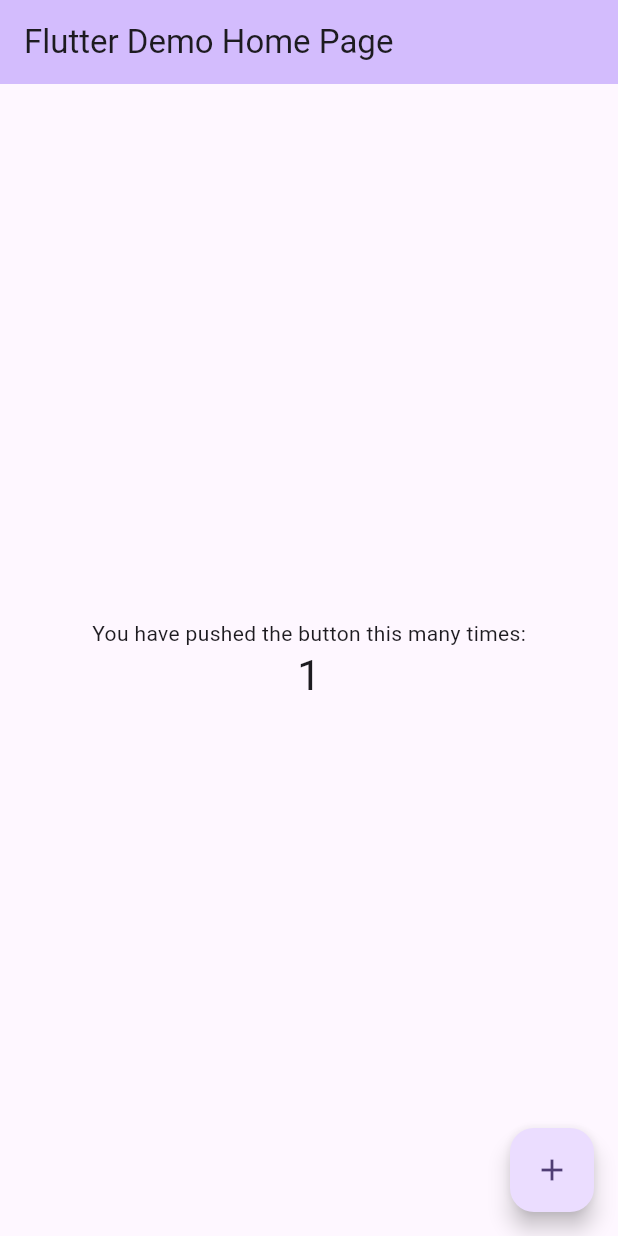
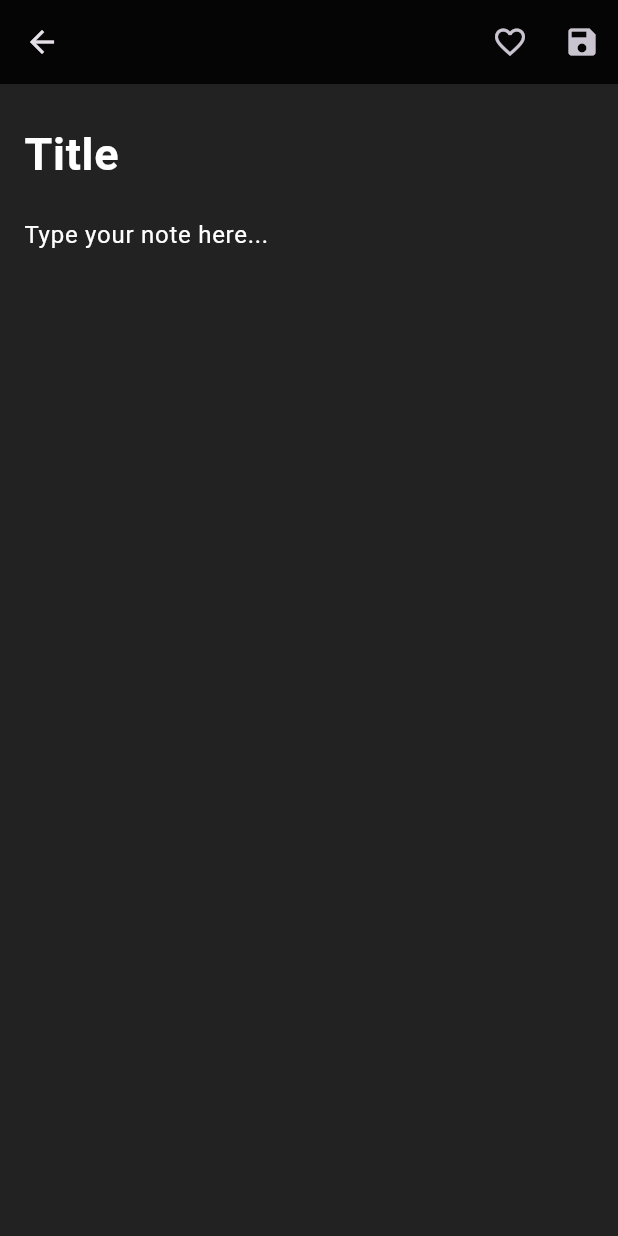
Before and after one commit to VictorBDev/crud_cliente, a Flutter app: the screen it shows after launch, after a tap on the "add" icon, on a phone screen of 412 x 824 dp. Run offline on Flutter 3.47's test engine with Material 3 defaults, Android fonts, the phone set to English and light mode, and no system bars; our stand-ins replace sqflite; accounts and stored records are empty.

Commit message:
Feature/add database and view

```diff
--- a/lib/main.dart
+++ b/lib/main.dart
@@ -1,4 +1,5 @@
 import 'package:flutter/material.dart';
+import 'package:multi_sem13/note_view.dart';
 
 void main() {
   runApp(const MyApp());
@@ -7,119 +8,13 @@
 class MyApp extends StatelessWidget {
   const MyApp({super.key});
 
-  // This widget is the root of your application.
   @override
   Widget build(BuildContext context) {
     return MaterialApp(
-      title: 'Flutter Demo',
-      theme: ThemeData(
-        // This is the theme of your application.
-        //
-        // TRY THIS: Try running your application with "flutter run". You'll see
-        // the application has a purple toolbar. Then, without quitting the app,
-        // try changing the seedColor in the colorScheme below to Colors.green
-        // and then invoke "hot reload" (save your changes or press the "hot
-        // reload" button in a Flutter-supported IDE, or press "r" if you used
-        // the command line to start the app).
-        //
-        // Notice that the counter didn't reset back to zero; the application
-        // state is not lost during the reload. To reset the state, use hot
-        // restart instead.
-        //
-        // This works for code too, not just values: Most code changes can be
-        // tested with just a hot reload.
-        colorScheme: ColorScheme.fromSeed(seedColor: Colors.deepPurple),
-        useMaterial3: true,
-      ),
-      home: const MyHomePage(title: 'Flutter Demo Home Page'),
+      title: 'Notes App',
+      theme: ThemeData.dark(),
+      home: const NotesView(),
+      debugShowCheckedModeBanner: false,
     );
   }
 }
-
-class MyHomePage extends StatefulWidget {
-  const MyHomePage({super.key, required this.title});
-
-  // This widget is the home page of your application. It is stateful, meaning
-  // that it has a State object (defined below) that contains fields that affect
-  // how it looks.
-
-  // This class is the configuration for the state. It holds the values (in this
-  // case the title) provided by the parent (in this case the App widget) and
-  // used by the build method of the State. Fields in a Widget subclass are
-  // always marked "final".
-
-  final String title;
-
-  @override
-  State<MyHomePage> createState() => _MyHomePageState();
-}
-
-class _MyHomePageState extends State<MyHomePage> {
-  int _counter = 0;
-
-  void _incrementCounter() {
-    setState(() {
-      // This call to setState tells the Flutter framework that something has
-      // changed in this State, which causes it to rerun the build method below
-      // so that the display can reflect the updated values. If we changed
-      // _counter without calling setState(), then the build method would not be
-      // called again, and so nothing would appear to happen.
-      _counter++;
-    });
-  }
-
-  @override
-  Widget build(BuildContext context) {
-    // This method is rerun every time setState is called, for instance as done
-    // by the _incrementCounter method above.
-    //
-    // The Flutter framework has been optimized to make rerunning build methods
-    // fast, so that you can just rebuild anything that needs updating rather
-    // than having to individually change instances of widgets.
-    return Scaffold(
-      appBar: AppBar(
-        // TRY THIS: Try changing the color here to a specific color (to
-        // Colors.amber, perhaps?) and trigger a hot reload to see the AppBar
-        // change color while the other colors stay the same.
-        backgroundColor: Theme.of(context).colorScheme.inversePrimary,
-        // Here we take the value from the MyHomePage object that was created by
-        // the App.build method, and use it to set our appbar title.
-        title: Text(widget.title),
-      ),
-      body: Center(
-        // Center is a layout widget. It takes a single child and positions it
-        // in the middle of the parent.
-        child: Column(
-          // Column is also a layout widget. It takes a list of children and
-          // arranges them vertically. By default, it sizes itself to fit its
-          // children horizontally, and tries to be as tall as its parent.
-          //
-          // Column has various properties to control how it sizes itself and
-          // how it positions its children. Here we use mainAxisAlignment to
-          // center the children vertically; the main axis here is the vertical
-          // axis because Columns are vertical (the cross axis would be
-          // horizontal).
-          //
-          // TRY THIS: Invoke "debug painting" (choose the "Toggle Debug Paint"
-          // action in the IDE, or press "p" in the console), to see the
-          // wireframe for each widget.
-          mainAxisAlignment: MainAxisAlignment.center,
-          children: <Widget>[
-            const Text(
-              'You have pushed the button this many times:',
-            ),
-            Text(
-              '$_counter',
-              style: Theme.of(context).textTheme.headlineMedium,
-            ),
-          ],
-        ),
-      ),
-      floatingActionButton: FloatingActionButton(
-        onPressed: _incrementCounter,
-        tooltip: 'Increment',
-        child: const Icon(Icons.add),
-      ), // This trailing comma makes auto-formatting nicer for build methods.
-    );
-  }
-}
--- /dev/null
+++ b/lib/note.dart
@@ -0,0 +1,76 @@
+import 'package:sqflite/sqflite.dart';
+import 'package:path/path.dart';
+
+class NoteFields {
+  static const List<String> values = [
+    id,
+    number,
+    title,
+    content,
+    isFavorite,
+    createdTime,
+  ];
+
+  static const String tableName = 'notes';
+  static const String idType = 'INTEGER PRIMARY KEY AUTOINCREMENT';
+  static const String textType = 'TEXT NOT NULL';
+  static const String intType = 'INTEGER NOT NULL';
+  static const String id = '_id';
+  static const String title = 'title';
+  static const String number = 'number';
+  static const String content = 'content';
+  static const String isFavorite = 'is_favorite';
+  static const String createdTime = 'created_time';
+}
+
+class NoteModel {
+  int? id;
+  final int? number;
+  final String title;
+  final String content;
+  final bool isFavorite;
+  final DateTime? createdTime;
+  NoteModel({
+    this.id,
+    this.number,
+    required this.title,
+    required this.content,
+    this.isFavorite = false,
+    this.createdTime,
+  });
+  Map<String, Object?> toJson() => {
+        NoteFields.id: id,
+        NoteFields.number: number,
+        NoteFields.title: title,
+        NoteFields.content: content,
+        NoteFields.isFavorite: isFavorite ? 1 : 0,
+        NoteFields.createdTime: createdTime?.toIso8601String(),
+      };
+
+  factory NoteModel.fromJson(Map<String, Object?> json) => NoteModel(
+        id: json[NoteFields.id] as int?,
+        number: json[NoteFields.number] as int?,
+        title: json[NoteFields.title] as String,
+        content: json[NoteFields.content] as String,
+        isFavorite: json[NoteFields.isFavorite] == 1,
+        createdTime:
+            DateTime.tryParse(json[NoteFields.createdTime] as String? ?? ''),
+      );
+
+  NoteModel copy({
+    int? id,
+    int? number,
+    String? title,
+    String? content,
+    bool? isFavorite,
+    DateTime? createdTime,
+  }) =>
+      NoteModel(
+        id: id ?? this.id,
+        number: number ?? this.number,
+        title: title ?? this.title,
+        content: content ?? this.content,
+        isFavorite: isFavorite ?? this.isFavorite,
+        createdTime: createdTime ?? this.createdTime,
+      );
+}
--- /dev/null
+++ b/lib/note_database.dart
@@ -0,0 +1,98 @@
+import 'package:multi_sem13/note.dart';
+import 'package:sqflite/sqflite.dart';
+import 'package:path/path.dart';
+
+//Note database crea las tablas además de realizar las operaciones CRUD
+//El Json ayuda a serializar y deserializar los datos, de modelo JSON a objeto Dart
+class NoteDatabase {
+  static final NoteDatabase instance = NoteDatabase._internal();
+
+  static Database? _database;
+
+  NoteDatabase._internal();
+
+  Future<Database> get database async {
+    if (_database != null) {
+      return _database!;
+    }
+
+    _database = await _initDatabase();
+    return _database!;
+  }
+
+  Future<Database> _initDatabase() async {
+    final databasePath = await getDatabasesPath();
+    final path = join(databasePath, 'notes.db');
+    return await openDatabase(
+      path,
+      version: 1,
+      onCreate: _createDatabase,
+    );
+  }
+
+  Future<void> _createDatabase(Database db, _) async {
+    return await db.execute('''
+        CREATE TABLE ${NoteFields.tableName} (
+          ${NoteFields.id} ${NoteFields.idType},
+          ${NoteFields.number} ${NoteFields.intType},
+          ${NoteFields.title} ${NoteFields.textType},
+          ${NoteFields.content} ${NoteFields.textType},
+          ${NoteFields.isFavorite} ${NoteFields.intType},
+          ${NoteFields.createdTime} ${NoteFields.textType}
+        )
+      ''');
+  }
+
+  Future<NoteModel> create(NoteModel note) async {
+    final db = await instance.database;
+    final id = await db.insert(NoteFields.tableName, note.toJson());
+    return note.copy(id: id);
+  }
+
+  Future<NoteModel> read(int id) async {
+    final db = await instance.database;
+    final maps = await db.query(
+      NoteFields.tableName,
+      columns: NoteFields.values,
+      where: '${NoteFields.id} = ?',
+      whereArgs: [id],
+    );
+
+    if (maps.isNotEmpty) {
+      return NoteModel.fromJson(maps.first);
+    } else {
+      throw Exception('ID $id not found');
+    }
+  }
+
+  Future<List<NoteModel>> readAll() async {
+    final db = await instance.database;
+    const orderBy = '${NoteFields.createdTime} DESC';
+    final result = await db.query(NoteFields.tableName, orderBy: orderBy);
+    return result.map((json) => NoteModel.fromJson(json)).toList();
+  }
+
+  Future<int> update(NoteModel note) async {
+    final db = await instance.database;
+    return db.update(
+      NoteFields.tableName,
+      note.toJson(),
+      where: '${NoteFields.id} = ?',
+      whereArgs: [note.id],
+    );
+  }
+
+  Future<int> delete(int id) async {
+    final db = await instance.database;
+    return await db.delete(
+      NoteFields.tableName,
+      where: '${NoteFields.id} = ?',
+      whereArgs: [id],
+    );
+  }
+
+  Future close() async {
+    final db = await instance.database;
+    db.close();
+  }
+}
--- /dev/null
+++ b/lib/note_details_view.dart
@@ -0,0 +1,150 @@
+import 'package:flutter/material.dart';
+import 'package:multi_sem13/note.dart';
+import 'package:multi_sem13/note_database.dart';
+
+class NoteDetailsView extends StatefulWidget {
+  const NoteDetailsView({super.key, this.noteId});
+  final int? noteId;
+
+  @override
+  State<NoteDetailsView> createState() => _NoteDetailsViewState();
+}
+
+class _NoteDetailsViewState extends State<NoteDetailsView> {
+  NoteDatabase noteDatabase = NoteDatabase.instance;
+
+  TextEditingController titleController = TextEditingController();
+  TextEditingController contentController = TextEditingController();
+
+  late NoteModel note;
+  bool isLoading = false;
+  bool isNewNote = false;
+  bool isFavorite = false;
+
+  @override
+  void initState() {
+    refreshNotes();
+    super.initState();
+  }
+
+  ///Gets the note from the database and updates the state if the noteId is not null else it sets the isNewNote to true
+  refreshNotes() {
+    if (widget.noteId == null) {
+      setState(() {
+        isNewNote = true;
+      });
+      return;
+    }
+    noteDatabase.read(widget.noteId!).then((value) {
+      setState(() {
+        note = value;
+        titleController.text = note.title;
+        contentController.text = note.content;
+        isFavorite = note.isFavorite;
+      });
+    });
+  }
+
+  ///Creates a new note if the isNewNote is true else it updates the existing note
+  createNote() {
+    setState(() {
+      isLoading = true;
+    });
+    final model = NoteModel(
+      title: titleController.text,
+      number: 1,
+      content: contentController.text,
+      isFavorite: isFavorite,
+      createdTime: DateTime.now(),
+    );
+    if (isNewNote) {
+      noteDatabase.create(model);
+    } else {
+      model.id = note.id;
+      noteDatabase.update(model);
+    }
+    setState(() {
+      isLoading = false;
+    });
+  }
+
+  ///Deletes the note from the database and navigates back to the previous screen
+  deleteNote() {
+    noteDatabase.delete(note.id!);
+    Navigator.pop(context);
+  }
+
+  @override
+  Widget build(BuildContext context) {
+    return Scaffold(
+      backgroundColor: Colors.black87,
+      appBar: AppBar(
+        backgroundColor: Colors.black87,
+        actions: [
+          IconButton(
+            onPressed: () {
+              setState(() {
+                isFavorite = !isFavorite;
+              });
+            },
+            icon: Icon(!isFavorite ? Icons.favorite_border : Icons.favorite),
+          ),
+          Visibility(
+            visible: !isNewNote,
+            child: IconButton(
+              onPressed: deleteNote,
+              icon: const Icon(Icons.delete),
+            ),
+          ),
+          IconButton(
+            onPressed: createNote,
+            icon: const Icon(Icons.save),
+          ),
+        ],
+      ),
+      body: SafeArea(
+        child: Padding(
+          padding: const EdgeInsets.all(16.0),
+          child: isLoading
+              ? const Center(child: CircularProgressIndicator())
+              : Column(children: [
+                  TextField(
+                    controller: titleController,
+                    cursorColor: Colors.white,
+                    style: const TextStyle(
+                      color: Colors.white,
+                      fontSize: 30,
+                      fontWeight: FontWeight.bold,
+                    ),
+                    decoration: const InputDecoration(
+                      hintText: 'Title',
+                      border: InputBorder.none,
+                      hintStyle: TextStyle(
+                        color: Colors.white,
+                        fontSize: 30,
+                        fontWeight: FontWeight.bold,
+                      ),
+                    ),
+                  ),
+                  TextField(
+                    controller: contentController,
+                    cursorColor: Colors.white,
+                    style: const TextStyle(
+                      color: Colors.white,
+                      fontSize: 16,
+                    ),
+                    decoration: const InputDecoration(
+                      hintText: 'Type your note here...',
+                      border: InputBorder.none,
+                      hintStyle: TextStyle(
+                        color: Colors.white,
+                        fontSize: 16,
+                      ),
+                    ),
+                  ),
+                ]),
+        ),
+      ),
+    );
+  }
+}
--- /dev/null
+++ b/lib/note_view.dart
@@ -0,0 +1,105 @@
+import 'package:multi_sem13/note.dart';
+import 'package:multi_sem13/note_database.dart';
+import 'package:multi_sem13/note_details_view.dart';
+import 'package:flutter/material.dart';
+
+class NotesView extends StatefulWidget {
+  const NotesView({super.key});
+
+  @override
+  State<NotesView> createState() => _NotesViewState();
+}
+
+class _NotesViewState extends State<NotesView> {
+  NoteDatabase noteDatabase = NoteDatabase.instance;
+
+  List<NoteModel> notes = [];
+
+  @override
+  void initState() {
+    refreshNotes();
+    super.initState();
+  }
+
+  @override
+  dispose() {
+    //close the database
+    noteDatabase.close();
+    super.dispose();
+  }
+
+  ///Gets all the notes from the database and updates the state
+  refreshNotes() {
+    noteDatabase.readAll().then((value) {
+      setState(() {
+        notes = value;
+      });
+    });
+  }
+
+  ///Navigates to the NoteDetailsView and refreshes the notes after the navigation
+  goToNoteDetailsView({int? id}) async {
+    await Navigator.push(
+      context,
+      MaterialPageRoute(builder: (context) => NoteDetailsView(noteId: id)),
+    );
+    refreshNotes();
+  }
+
+  @override
+  Widget build(BuildContext context) {
+    return Scaffold(
+      backgroundColor: Colors.black87,
+      appBar: AppBar(
+        backgroundColor: Colors.black87,
+        actions: [
+          IconButton(
+            onPressed: () {},
+            icon: const Icon(Icons.search),
+          ),
+        ],
+      ),
+      body: Center(
+        child: notes.isEmpty
+            ? const Text(
+                'No Notes yet',
+                style: TextStyle(color: Colors.white),
+              )
+            : ListView.builder(
+                itemCount: notes.length,
+                itemBuilder: (context, index) {
+                  final note = notes[index];
+                  return GestureDetector(
+                    onTap: () => goToNoteDetailsView(id: note.id),
+                    child: Padding(
+                      padding: const EdgeInsets.only(bottom: 10),
+                      child: Card(
+                        child: Padding(
+                          padding: const EdgeInsets.all(8.0),
+                          child: Column(
+                            crossAxisAlignment: CrossAxisAlignment.start,
+                            children: <Widget>[
+                              Text(
+                                note.createdTime.toString().split(' ')[0],
+                              ),
+                              Text(
+                                note.title,
+                                style:
+                                    Theme.of(context).textTheme.headlineMedium,
+                              ),
+                            ],
+                          ),
+                        ),
+                      ),
+                    ),
+                  );
+                }),
+      ),
+      floatingActionButton: FloatingActionButton(
+        onPressed: goToNoteDetailsView,
+        tooltip: 'Create Note',
+        child: const Icon(Icons.add),
+      ),
+    );
+  }
+}
--- a/pubspec.yaml
+++ b/pubspec.yaml
@@ -35,6 +35,8 @@ dependencies:
   # The following adds the Cupertino Icons font to your application.
   # Use with the CupertinoIcons class for iOS style icons.
   cupertino_icons: ^1.0.6
+  path: ^1.9.0
+  sqflite: ^2.3.3+1
 
 dev_dependencies:
   flutter_test:
```
Also changed, not shown: pubspec.lock, 2 other files.
